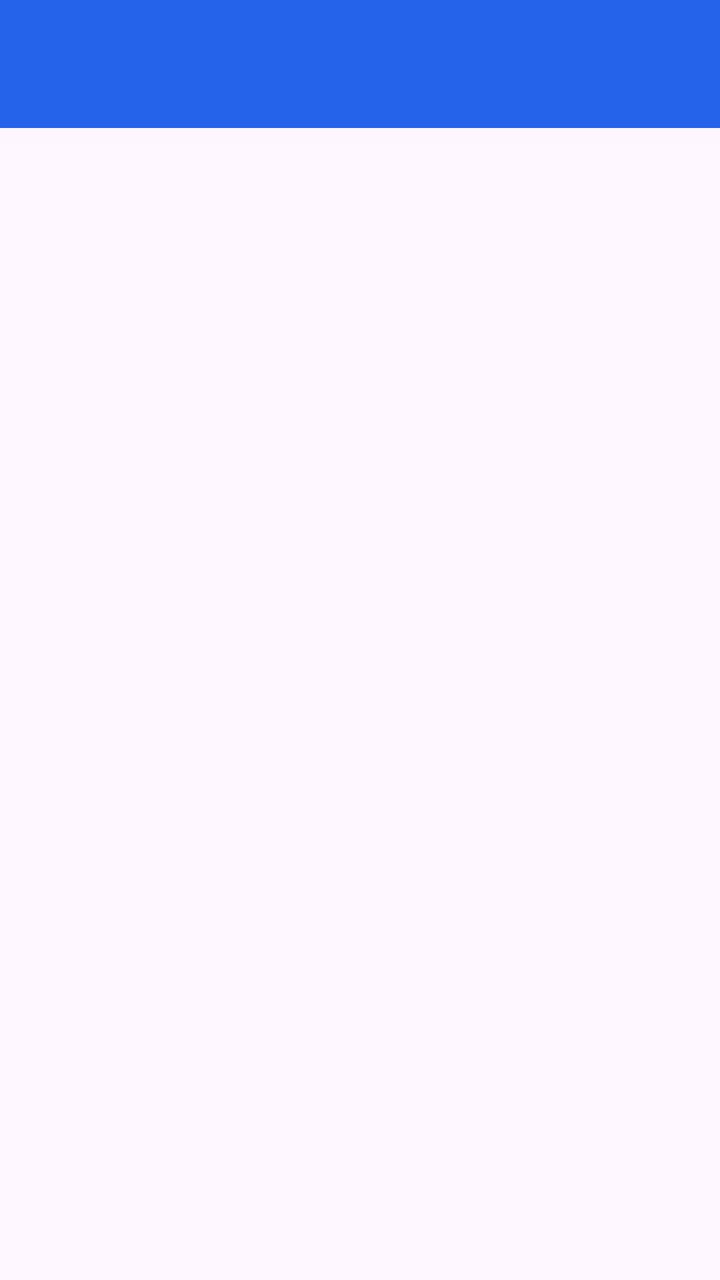
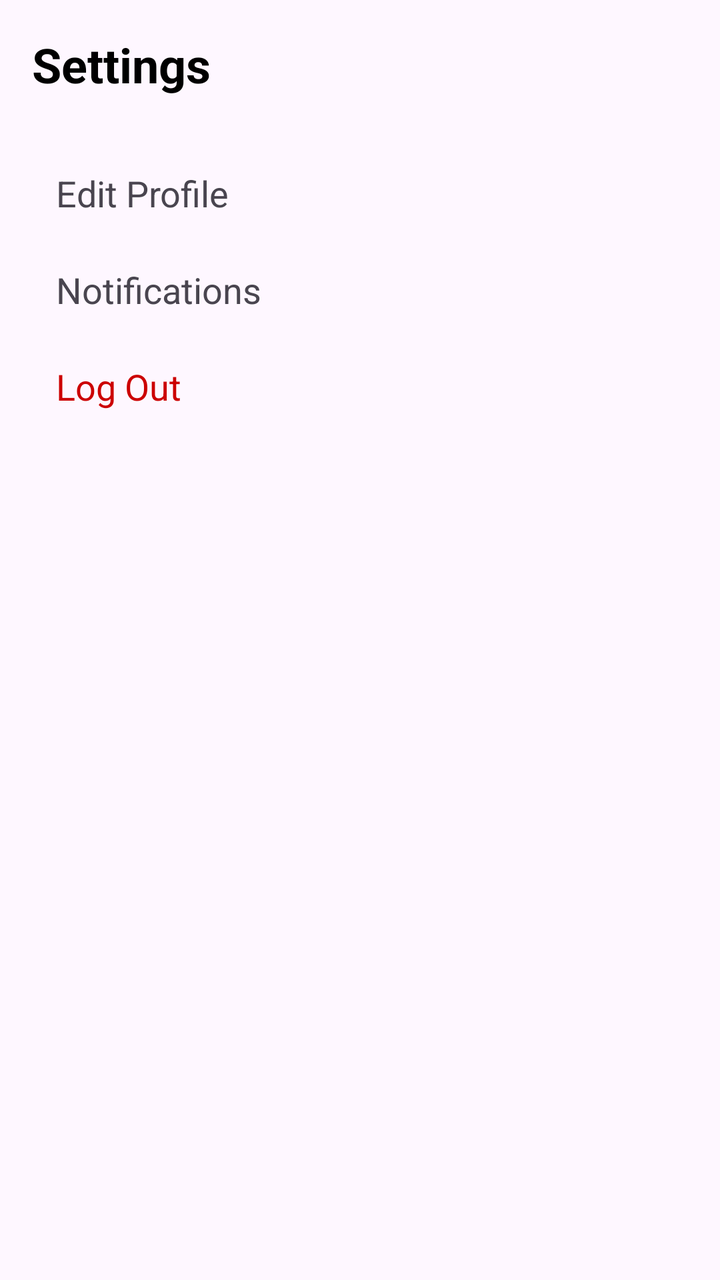

Before-and-after screenshots of an Android layout around one commit, followed by the original layout XML and the change that was made.
<!-- AndroidManifest.xml: application theme Theme.WorkWiseSA -->
<!-- res/layout/activity_main.xml -->
<?xml version="1.0" encoding="utf-8"?>
<androidx.drawerlayout.widget.DrawerLayout
    xmlns:android="http://schemas.android.com/apk/res/android"
    xmlns:app="http://schemas.android.com/apk/res-auto"
    xmlns:tools="http://schemas.android.com/tools"
    android:id="@+id/drawer_layout"
    android:layout_width="match_parent"
    android:layout_height="match_parent"
    tools:context=".MainActivity">

    <androidx.coordinatorlayout.widget.CoordinatorLayout
        android:layout_width="match_parent"
        android:layout_height="match_parent">

        <com.google.android.material.appbar.AppBarLayout
            android:layout_width="match_parent"
            android:layout_height="wrap_content"
            android:theme="@style/ThemeOverlay.Material3.Dark.ActionBar">

            <androidx.appcompat.widget.Toolbar
                android:id="@+id/toolbar"
                android:layout_width="match_parent"
                android:layout_height="?attr/actionBarSize"
                android:background="?attr/colorPrimary"
                app:titleTextColor="@android:color/white"
                app:popupTheme="@style/ThemeOverlay.Material3.Light" />
        </com.google.android.material.appbar.AppBarLayout>

        <FrameLayout
            android:id="@+id/content_frame"
            android:layout_width="match_parent"
            android:layout_height="match_parent" />

    </androidx.coordinatorlayout.widget.CoordinatorLayout>

    <com.google.android.material.navigation.NavigationView
        android:id="@+id/nav_view"
        android:layout_width="280dp"
        android:layout_height="match_parent"
        android:layout_gravity="start"
        app:headerLayout="@layout/nav_header"
        app:menu="@menu/nav_menu" />

</androidx.drawerlayout.widget.DrawerLayout>
<!-- res/layout/nav_header.xml (included above) -->
<LinearLayout xmlns:android="http://schemas.android.com/apk/res/android"
    xmlns:app="http://schemas.android.com/apk/res-auto"
    android:layout_width="match_parent"
    android:layout_height="160dp"
    android:orientation="vertical"
    android:gravity="bottom"
    android:padding="16dp"
    android:background="@color/colorPrimary">

    <ImageView
        android:layout_width="64dp"
        android:layout_height="64dp"
        android:src="@drawable/outlineaccountscircle24"
        app:tint="@android:color/white" />

    <TextView
        android:layout_width="wrap_content"
        android:layout_height="wrap_content"
        android:text="WorkWise SA"
        android:textColor="#FFFFFF"
        android:textStyle="bold"
        android:layout_marginTop="8dp" />
</LinearLayout>
<!-- resources referenced by this layout -->
<resources>
  <color name="colorPrimary">#2563EB</color>
  <!-- drawable outlineaccountscircle24 (drawable) -->
  <vector xmlns:android="http://schemas.android.com/apk/res/android"
      android:width="24dp"
      android:height="24dp"
      android:viewportWidth="24"
      android:viewportHeight="24">
      <path
          android:fillColor="#FF000000"
          android:pathData="M12,2C6.48,2 2,6.48 2,12s4.48,10 10,10s10,-4.48 10,-10S17.52,2 12,2zM12,6c1.93,0 3.5,1.57 3.5,3.5S13.93,13 12,13s-3.5,-1.57 -3.5,-3.5S10.07,6 12,6zM12,20c-2.03,0 -4.43,-0.82 -6.14,-2.88C7.55,15.8 9.68,15 12,15s4.45,0.8 6.14,2.12C16.43,19.18 14.03,20 12,20z"/>
  </vector>
  <style name="Theme.WorkWiseSA" parent="Theme.Material3.Light.NoActionBar">
          <item name="colorPrimary">@color/colorPrimary</item>
          <item name="colorOnPrimary">@color/colorOnPrimary</item>
          <item name="colorSecondary">@color/colorSecondary</item>
          <item name="android:statusBarColor">@color/colorPrimary</item>
          <item name="android:navigationBarColor">@color/colorPrimary</item>
  
          
          <item name="textInputStyle">@style/Widget.WorkWise.TextInputLayout</item>
      </style>
  <color name="colorOnPrimary">#FFFFFF</color>
  <color name="colorSecondary">#0EA5E9</color>
  <style name="Widget.WorkWise.TextInputLayout" parent="Widget.Material3.TextInputLayout.OutlinedBox">
          <item name="boxBackgroundColor">@color/colorSurface</item>
          <item name="boxCornerRadiusTopStart">14dp</item>
          <item name="boxCornerRadiusTopEnd">14dp</item>
          <item name="boxCornerRadiusBottomStart">14dp</item>
          <item name="boxCornerRadiusBottomEnd">14dp</item>
      </style>
  <color name="colorSurface">#FFFFFF</color>
</resources>

<!-- the commit's change to res/layout/activity_main.xml (unified diff, before → after) -->
@@ -1,68 +1,43 @@
 <?xml version="1.0" encoding="utf-8"?>
-<androidx.drawerlayout.widget.DrawerLayout
+<LinearLayout
     xmlns:android="http://schemas.android.com/apk/res/android"
-    xmlns:app="http://schemas.android.com/apk/res-auto"
-    xmlns:tools="http://schemas.android.com/tools"
-    android:id="@+id/drawer_layout"
     android:layout_width="match_parent"
     android:layout_height="match_parent"
-    tools:context=".MainActivity">
-
-    <androidx.coordinatorlayout.widget.CoordinatorLayout
-        android:layout_width="match_parent"
-        android:layout_height="match_parent">
-
-        <com.google.android.material.appbar.AppBarLayout
-            android:layout_width="match_parent"
-            android:layout_height="wrap_content"
-            android:theme="@style/ThemeOverlay.Material3.Dark.ActionBar">
-
-            <androidx.appcompat.widget.Toolbar
-                android:id="@+id/toolbar"
-                android:layout_width="match_parent"
-                android:layout_height="?attr/actionBarSize"
-                android:background="?attr/colorPrimary"
-                app:titleTextColor="@android:color/white"
-                app:popupTheme="@style/ThemeOverlay.Material3.Light" />
-        </com.google.android.material.appbar.AppBarLayout>
-
-        <FrameLayout
-            android:id="@+id/content_frame"
-            android:layout_width="match_parent"
-            android:layout_height="match_parent" />
-
-    </androidx.coordinatorlayout.widget.CoordinatorLayout>
-
-    <com.google.android.material.navigation.NavigationView
-        android:id="@+id/nav_view"
-        android:layout_width="280dp"
-        android:layout_height="match_parent"
-        android:layout_gravity="start"
-        app:headerLayout="@layout/nav_header"
-        app:menu="@menu/nav_menu" />
-
-</androidx.drawerlayout.widget.DrawerLayout>
-<!-- res/layout/nav_header.xml (included above) -->
-<LinearLayout xmlns:android="http://schemas.android.com/apk/res/android"
-    xmlns:app="http://schemas.android.com/apk/res-auto"
-    android:layout_width="match_parent"
-    android:layout_height="160dp"
     android:orientation="vertical"
-    android:gravity="bottom"
-    android:padding="16dp"
-    android:background="@color/colorPrimary">
-
-    <ImageView
-        android:layout_width="64dp"
-        android:layout_height="64dp"
-        android:src="@drawable/outlineaccountscircle24"
-        app:tint="@android:color/white" />
+    android:padding="16dp">
 
     <TextView
         android:layout_width="wrap_content"
         android:layout_height="wrap_content"
-        android:text="WorkWise SA"
-        android:textColor="#FFFFFF"
+        android:text="Settings"
+        android:textSize="24sp"
         android:textStyle="bold"
-        android:layout_marginTop="8dp" />
+        android:textColor="@android:color/black"
+        android:layout_marginBottom="24dp"/>
+
+    <TextView
+        android:id="@+id/textEditProfile"
+        android:layout_width="match_parent"
+        android:layout_height="wrap_content"
+        android:text="Edit Profile"
+        android:padding="12dp"
+        android:textSize="18sp" />
+
+    <TextView
+        android:id="@+id/textNotifications"
+        android:layout_width="match_parent"
+        android:layout_height="wrap_content"
+        android:text="Notifications"
+        android:padding="12dp"
+        android:textSize="18sp" />
+
+    <TextView
+        android:id="@+id/textLogout"
+        android:layout_width="match_parent"
+        android:layout_height="wrap_content"
+        android:text="Log Out"
+        android:padding="12dp"
+        android:textSize="18sp"
+        android:textColor="@android:color/holo_red_dark" />
+
 </LinearLayout>
<!-- resource entries referenced after the edit -->
@@ -1,16 +1,6 @@
 <!-- resources referenced by this layout -->
 <resources>
   <color name="colorPrimary">#2563EB</color>
-  <!-- drawable outlineaccountscircle24 (drawable) -->
-  <vector xmlns:android="http://schemas.android.com/apk/res/android"
-      android:width="24dp"
-      android:height="24dp"
-      android:viewportWidth="24"
-      android:viewportHeight="24">
-      <path
-          android:fillColor="#FF000000"
-          android:pathData="M12,2C6.48,2 2,6.48 2,12s4.48,10 10,10s10,-4.48 10,-10S17.52,2 12,2zM12,6c1.93,0 3.5,1.57 3.5,3.5S13.93,13 12,13s-3.5,-1.57 -3.5,-3.5S10.07,6 12,6zM12,20c-2.03,0 -4.43,-0.82 -6.14,-2.88C7.55,15.8 9.68,15 12,15s4.45,0.8 6.14,2.12C16.43,19.18 14.03,20 12,20z"/>
-  </vector>
   <style name="Theme.WorkWiseSA" parent="Theme.Material3.Light.NoActionBar">
           <item name="colorPrimary">@color/colorPrimary</item>
           <item name="colorOnPrimary">@color/colorOnPrimary</item>
